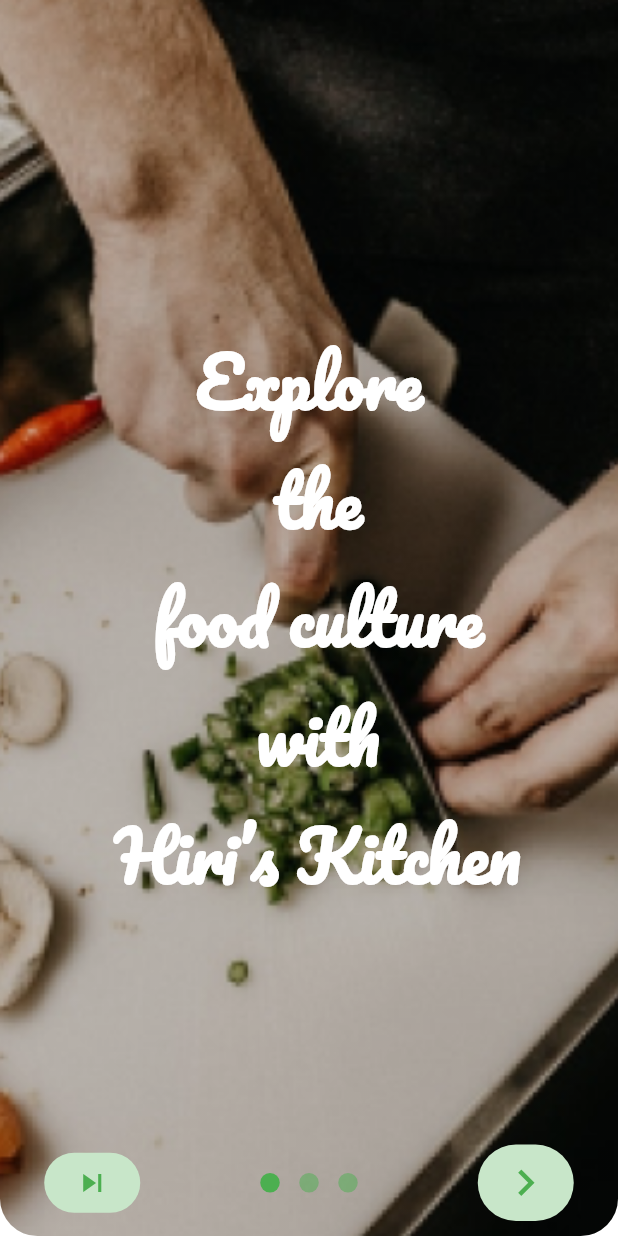
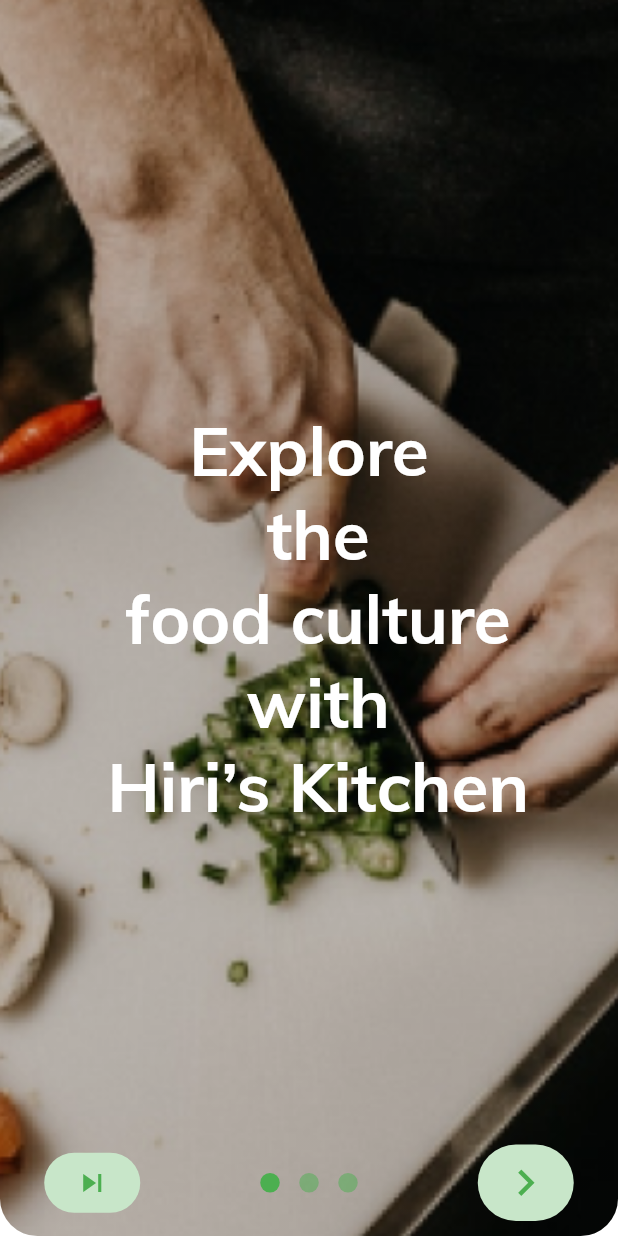
Before and after one commit to hirishegank/user, a Flutter app: the screen it shows after launch, on a phone screen of 412 x 824 dp. Run offline on Flutter 3.47's test engine with Material 2 defaults, Android fonts, the phone set to English and light mode, and no system bars; drawn by our look-alikes of intro_slider; our stand-ins replace cloud_firestore, firebase_auth, firebase_storage, flutter_rating_bar, font_awesome_flutter, qr_flutter; accounts and stored records are empty.

```diff
--- a/lib/screens/mobile_verification.dart
+++ b/lib/screens/mobile_verification.dart
@@ -164,10 +164,12 @@ class _MobileVerificationPageState extends State<MobileVerificationPage> {
                     Padding(
                       padding: const EdgeInsets.symmetric(horizontal: 45.0),
                       child: TextField(
+                        keyboardType: TextInputType.phone,
                         style: TextStyle(fontSize: 20),
                         textAlign: TextAlign.center,
                         decoration: InputDecoration(
                           hintText: "07X XXX XXXX",
+
                           // labelText: 'Phone Number'
                         ),
                         onChanged: (value) {
--- a/lib/screens/payment_methods.dart
+++ b/lib/screens/payment_methods.dart
@@ -30,7 +30,7 @@ class PaymentsPage extends StatelessWidget {
                 FontAwesomeIcons.wallet,
                 size: 40,
               ),
-              lable: 'Cash',
+              lable: 'Frimi',
             ),
             Padding(
               padding: const EdgeInsets.symmetric(horizontal: 20.0),
--- a/lib/screens/walkthrough.dart
+++ b/lib/screens/walkthrough.dart
@@ -26,13 +26,13 @@ class _WalkthroughState extends State<Walkthrough> {
             color: Color(0xff3da4ab),
             fontSize: 30.0,
             fontWeight: FontWeight.bold,
-            fontFamily: 'RobotoMono'),
+            fontFamily: 'Muli'),
         description: "Explore\n the\n food culture\n with\n Hiri’s Kitchen",
         styleDescription: TextStyle(
             color: Color(0xfffe9c8f),
             fontSize: 20.0,
             fontStyle: FontStyle.italic,
-            fontFamily: 'Raleway'),
+            fontFamily: 'Muli'),
         pathImage: "assets/img/walk1.png",
       ),
     );
@@ -43,13 +43,13 @@ class _WalkthroughState extends State<Walkthrough> {
             color: Color(0xff3da4ab),
             fontSize: 30.0,
             fontWeight: FontWeight.bold,
-            fontFamily: 'RobotoMono'),
+            fontFamily: 'Muli'),
         description: "Authentic\n food\n is on your\n Door step",
         styleDescription: TextStyle(
             color: Color(0xfffe9c8f),
             fontSize: 20.0,
             fontStyle: FontStyle.italic,
-            fontFamily: 'Raleway'),
+            fontFamily: 'Muli'),
         pathImage: "assets/img/walk2.png",
       ),
     );
@@ -60,13 +60,13 @@ class _WalkthroughState extends State<Walkthrough> {
             color: Color(0xff3da4ab),
             fontSize: 30.0,
             fontWeight: FontWeight.bold,
-            fontFamily: 'RobotoMono'),
+            fontFamily: 'Muli'),
         description: "Celebrate\n your\n ordered food !!",
         styleDescription: TextStyle(
             color: Color(0xfffe9c8f),
             fontSize: 40.0,
             fontStyle: FontStyle.italic,
-            fontFamily: 'Raleway'),
+            fontFamily: 'Muli'),
         pathImage: "assets/img/walk3.png",
       ),
     );
@@ -145,8 +145,8 @@ class _WalkthroughState extends State<Walkthrough> {
                       currentSlide.description,
                       textAlign: TextAlign.center,
                       style: TextStyle(
-                        fontFamily: 'Pacifico',
-                        fontWeight: FontWeight.w900,
+                        fontFamily: 'Muli',
+                        fontWeight: FontWeight.bold,
                         fontSize: 45,
                         color: Colors.white,
                       ),
```
Also changed, not shown: lib/screens/cart_items.dart (+13 -0 lines), lib/screens/home_page.dart (+41 -31 lines), lib/screens/order_confirmation.dart (+9 -6 lines), lib/screens/setting_edit_profile.dart (+19 -3 lines), lib/screens/setting_view.dart (+24 -3 lines), assets/img/banner.png (added), lib/screens/terms_screen.dart (added).
